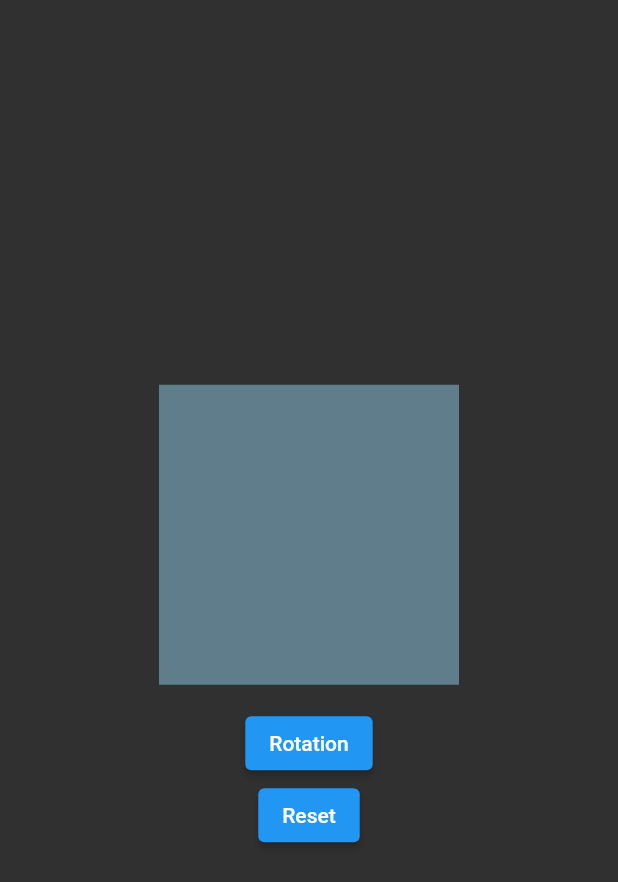
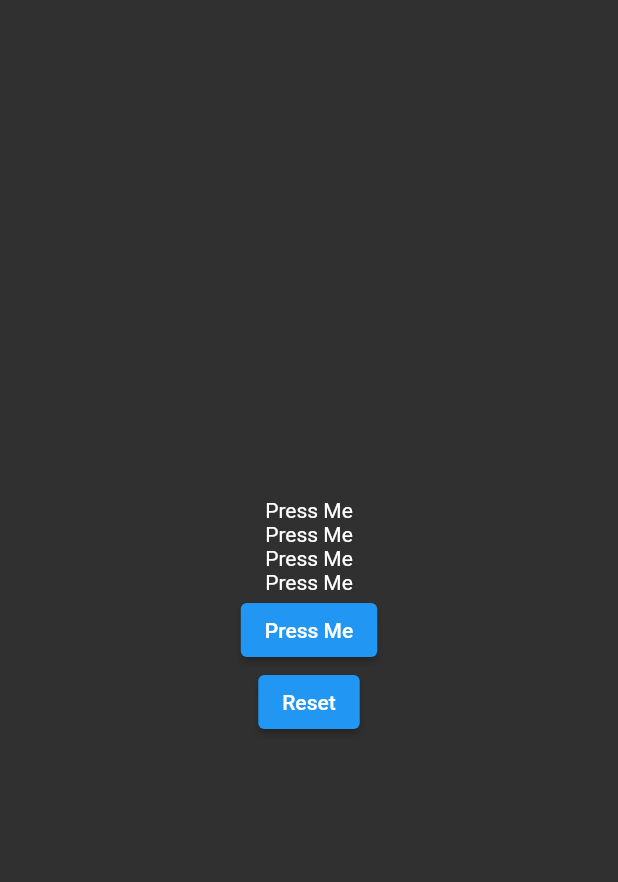
Before and after one commit to PrinceLeBon/animation, a Flutter app: the screen it shows after launch, after a tap on "Reset", on a phone screen of 412 x 824 dp. Shown: the top 882 px of the screen. Run offline on Flutter 3.47's test engine with Material 2 defaults, Android fonts, the phone set to English and light mode, and no system bars.

Commit message:
Exercice 2 (medium) done

```diff
--- /dev/null
+++ b/lib/implicit_animation/medium/medium_one.dart
@@ -0,0 +1,59 @@
+import 'package:flutter/material.dart';
+
+class MediumOne extends StatefulWidget {
+  const MediumOne({super.key});
+
+  @override
+  State<MediumOne> createState() => _MediumOneState();
+}
+
+class _MediumOneState extends State<MediumOne> {
+  double opacity = 1;
+
+  @override
+  Widget build(BuildContext context) {
+    return Scaffold(
+      body: Center(
+        child: Column(
+          mainAxisAlignment: MainAxisAlignment.center,
+          children: [
+            AnimatedOpacity(
+              opacity: opacity,
+              duration: const Duration(seconds: 2),
+              child: const Text("Press Me"),
+            ),
+            AnimatedOpacity(
+              opacity: opacity,
+              duration: const Duration(seconds: 3),
+              child: const Text("Press Me"),
+            ),
+            AnimatedOpacity(
+              opacity: opacity,
+              duration: const Duration(seconds: 4),
+              child: const Text("Press Me"),
+            ),
+            AnimatedOpacity(
+              opacity: opacity,
+              duration: const Duration(seconds: 5),
+              child: const Text("Press Me"),
+            ),
+            ElevatedButton(
+                onPressed: () {
+                  setState(() {
+                    opacity = 0;
+                  });
+                },
+                child: const Text("Press Me")),
+            ElevatedButton(
+                onPressed: () {
+                  setState(() {
+                    opacity = 1;
+                  });
+                },
+                child: const Text("Reset"))
+          ],
+        ),
+      ),
+    );
+  }
+}
--- a/lib/main.dart
+++ b/lib/main.dart
@@ -1,5 +1,5 @@
 import 'package:flutter/material.dart';
-import 'implicit_animation/easy/easy_five.dart';
+import 'implicit_animation/medium/medium_one.dart';
 
 void main() {
   runApp(const MyApp());
@@ -15,7 +15,7 @@ class MyApp extends StatelessWidget {
       darkTheme: ThemeData(brightness: Brightness.dark),
       debugShowCheckedModeBanner: false,
       debugShowMaterialGrid: false,
-      home: const EasyFive(),
+      home: const MediumOne(),
     );
   }
 }
```
Also changed, not shown: 1 other file.
